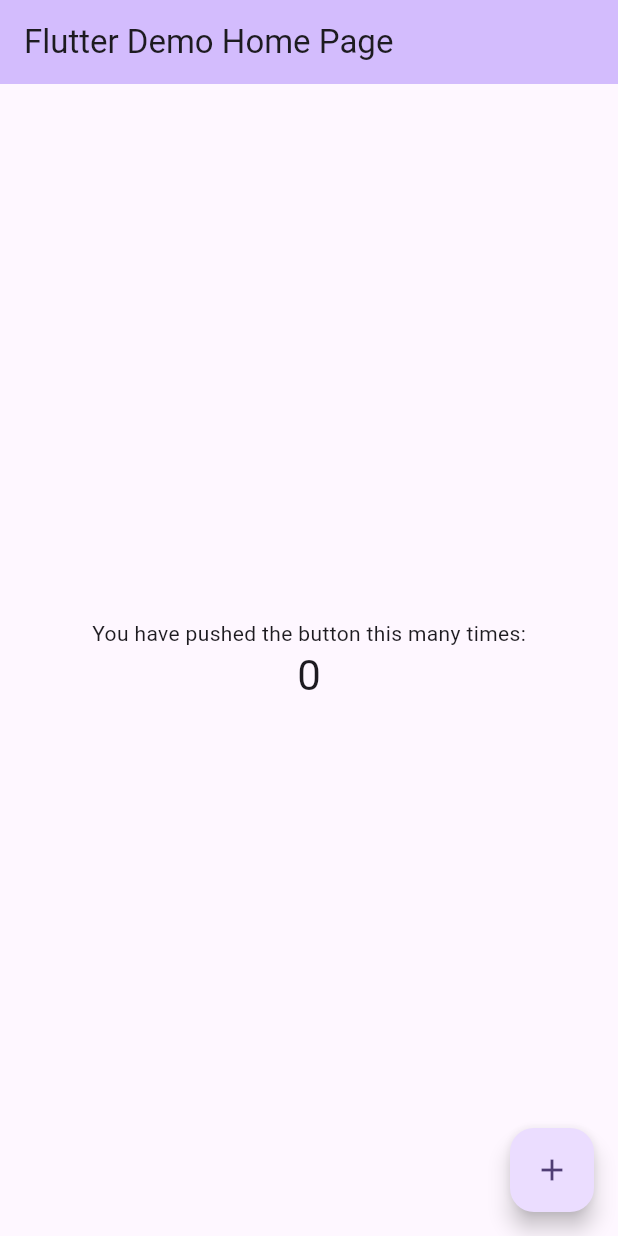
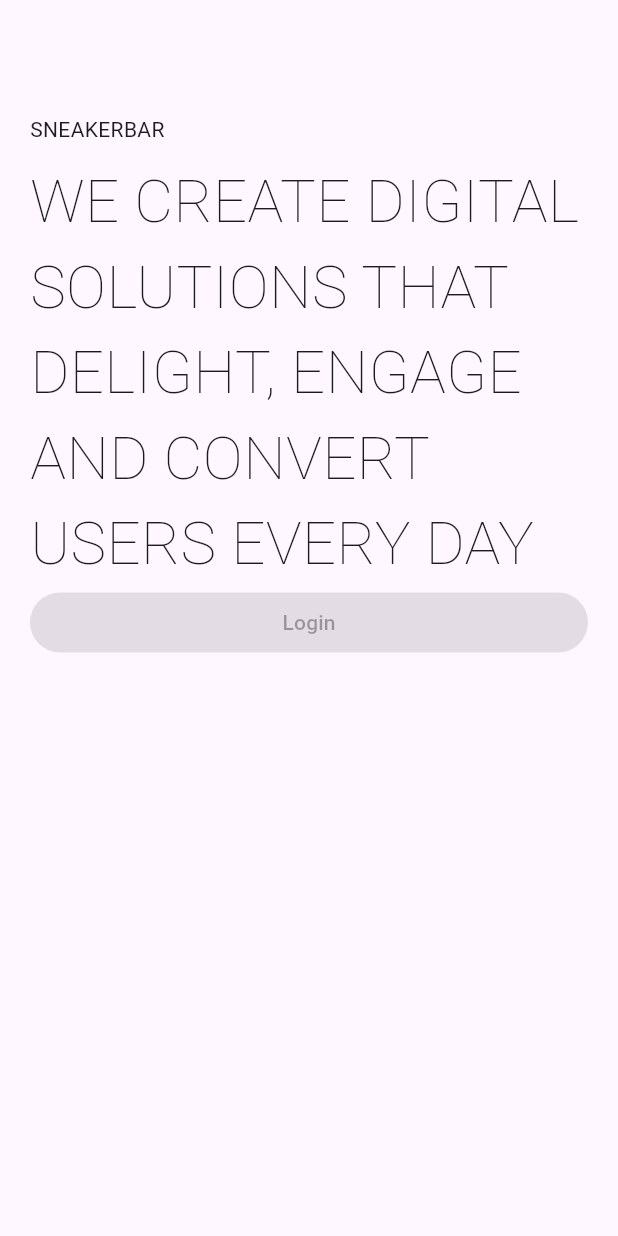
Before and after one commit to Batutankuma/SneakerBar, a Flutter app: the screen it shows after launch, on a phone screen of 412 x 824 dp. Run offline on Flutter 3.47's test engine with Material 3 defaults, Android fonts, the phone set to English and light mode, and no system bars.

Commit message:
construction de login UI

```diff
--- a/lib/main.dart
+++ b/lib/main.dart
@@ -1,4 +1,5 @@
 import 'package:flutter/material.dart';
+import 'package:sneakerbar/screens/login_screen.dart';
 
 void main() {
   runApp(const MyApp());
@@ -16,54 +17,7 @@
         colorScheme: ColorScheme.fromSeed(seedColor: Colors.deepPurple),
         useMaterial3: true,
       ),
-      home: const MyHomePage(title: 'Flutter Demo Home Page'),
+      home: const LoginScreen(),
     );
   }
 }
-
-class MyHomePage extends StatefulWidget {
-  const MyHomePage({super.key, required this.title});
-  final String title;
-
-  @override
-  State<MyHomePage> createState() => _MyHomePageState();
-}
-
-class _MyHomePageState extends State<MyHomePage> {
-  int _counter = 0;
-
-  void _incrementCounter() {
-    setState(() {
-      _counter++;
-    });
-  }
-
-  @override
-  Widget build(BuildContext context) {
-    return Scaffold(
-      appBar: AppBar(
-        backgroundColor: Theme.of(context).colorScheme.inversePrimary,
-        title: Text(widget.title),
-      ),
-      body: Center(
-        child: Column(
-          mainAxisAlignment: MainAxisAlignment.center,
-          children: <Widget>[
-            const Text(
-              'You have pushed the button this many times:',
-            ),
-            Text(
-              '$_counter',
-              style: Theme.of(context).textTheme.headlineMedium,
-            ),
-          ],
-        ),
-      ),
-      floatingActionButton: FloatingActionButton(
-        onPressed: _incrementCounter,
-        tooltip: 'Increment',
-        child: const Icon(Icons.add),
-      ), // This trailing comma makes auto-formatting nicer for build methods.
-    );
-  }
-}
--- /dev/null
+++ b/lib/screens/login_screen.dart
@@ -0,0 +1,29 @@
+import 'package:flutter/material.dart';
+
+class LoginScreen extends StatelessWidget {
+  const LoginScreen({super.key});
+
+  @override
+  Widget build(BuildContext context) {
+    return Scaffold(
+      appBar: AppBar(),
+      body: ListView(
+        padding: const EdgeInsets.all(20),
+        children: [
+          const Text("SNEAKERBAR"),
+          const SizedBox(height: 10),
+          const Text(
+            "WE CREATE DIGITAL SOLUTIONS THAT DELIGHT, ENGAGE AND CONVERT USERS EVERY DAY",
+            style: TextStyle(fontSize: 40, fontWeight: FontWeight.w100),
+          ),
+          ElevatedButton(
+            onPressed: null,
+            child: Center(
+              child: Text("Login"),
+            ),
+          )
+        ],
+      ),
+    );
+  }
+}
```
